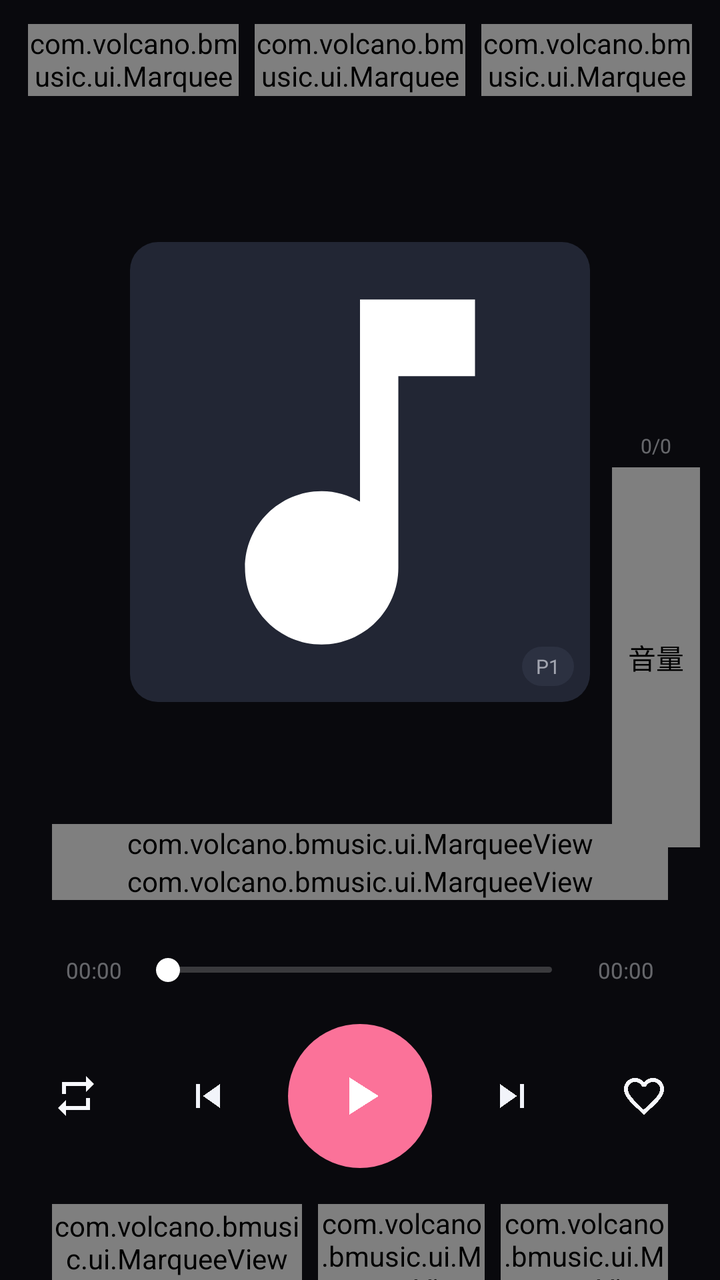
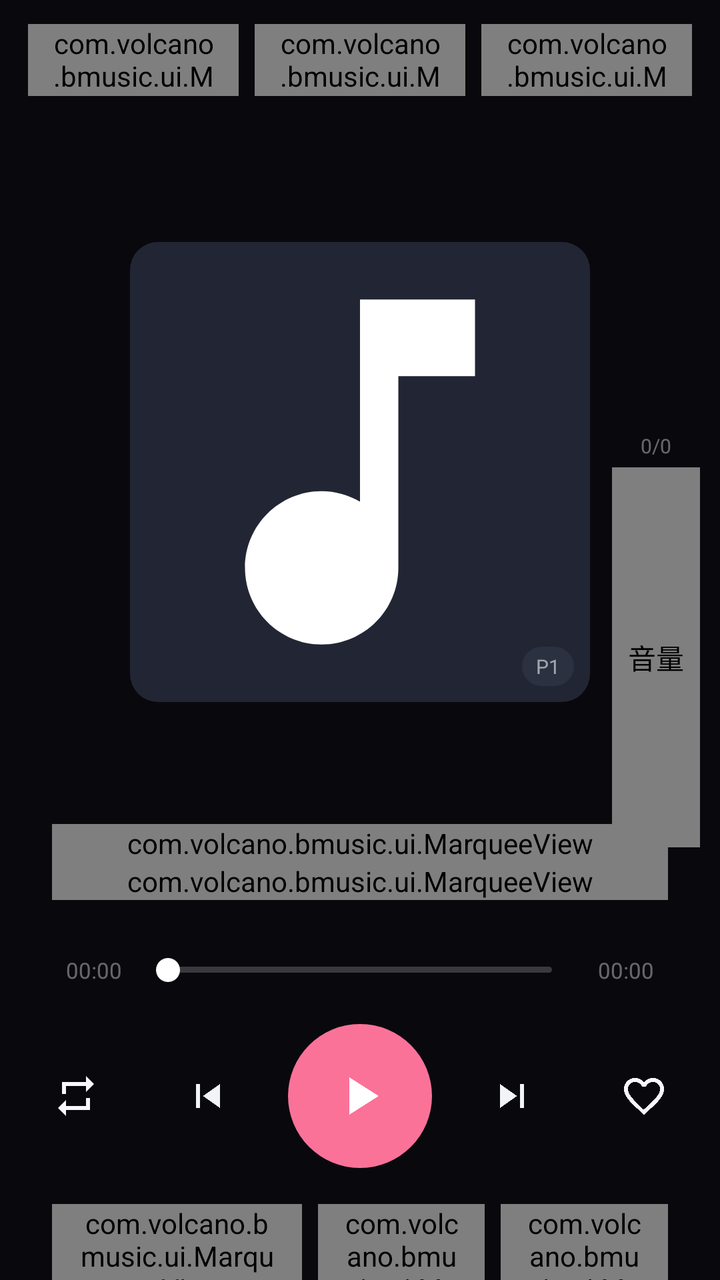

An Android layout rendered at two revisions. The XML below is the earlier revision; the diff shows what the commit changed to produce the second picture.
<!-- AndroidManifest.xml: activity theme AppTheme -->
<!-- res/layout/activity_player.xml -->
<?xml version="1.0" encoding="utf-8"?>
<FrameLayout xmlns:android="http://schemas.android.com/apk/res/android"
    android:layout_width="match_parent"
    android:layout_height="match_parent"
    android:background="@color/bg">

    <ImageView
        android:id="@+id/bg"
        android:layout_width="match_parent"
        android:layout_height="match_parent"
        android:scaleType="centerCrop" />

    <View
        android:layout_width="match_parent"
        android:layout_height="match_parent"
        android:background="#86000000" />

    <LinearLayout
        android:layout_width="match_parent"
        android:layout_height="match_parent"
        android:orientation="vertical">

        
        <LinearLayout
            android:id="@+id/row_top"
            android:layout_width="match_parent"
            android:layout_height="wrap_content"
            android:layout_marginLeft="14dp"
            android:layout_marginRight="14dp"
            android:layout_marginTop="12dp"
            android:gravity="center"
            android:orientation="horizontal">

            <com.volcano.bmusic.ui.MarqueeView
                android:id="@+id/back_box"
                android:layout_width="0dp"
                android:layout_height="36dp"
                android:layout_weight="1"
                android:background="@drawable/ripple_round"
                android:minWidth="0dp"
                android:scrollbars="none">

                <TextView
                    android:id="@+id/back"
                    android:drawableLeft="@drawable/ic_library"
                    android:drawablePadding="6dp"
                    android:drawableTint="@color/text_sub"
                    android:ellipsize="none"
                    android:gravity="center"
                    android:paddingLeft="14dp"
                    android:paddingRight="14dp"
                    android:singleLine="true"
                    android:text="曲库"
                    android:textAllCaps="false"
                    android:textColor="@color/text_sub"
                    android:textSize="12sp"
                    android:layout_width="wrap_content"
                    android:layout_height="wrap_content"
                    android:clickable="true" />
            </com.volcano.bmusic.ui.MarqueeView>

            <View
                android:layout_width="8dp"
                android:layout_height="1dp" />

            <com.volcano.bmusic.ui.MarqueeView
                android:id="@+id/btn_cache_box"
                android:layout_width="0dp"
                android:layout_height="36dp"
                android:layout_weight="1"
                android:background="@drawable/ripple_round"
                android:minWidth="0dp"
                android:scrollbars="none">

                <TextView
                    android:id="@+id/btn_cache"
                    android:drawableLeft="@drawable/ic_download"
                    android:drawablePadding="6dp"
                    android:drawableTint="@color/text_sub"
                    android:gravity="center"
                    android:paddingLeft="14dp"
                    android:paddingRight="14dp"
                    android:text="缓存到本地"
                    android:textAllCaps="false"
                    android:textColor="@color/text_sub"
                    android:textSize="12sp"
                    android:layout_width="wrap_content"
                    android:layout_height="wrap_content"
                    android:clickable="true" />
            </com.volcano.bmusic.ui.MarqueeView>

            <View
                android:layout_width="8dp"
                android:layout_height="1dp" />

            <com.volcano.bmusic.ui.MarqueeView
                android:id="@+id/btn_bili_box"
                android:layout_width="0dp"
                android:layout_height="36dp"
                android:layout_weight="1"
                android:background="@drawable/ripple_round"
                android:minWidth="0dp"
                android:scrollbars="none">

                <TextView
                    android:id="@+id/btn_bili"
                    android:drawableLeft="@drawable/ic_bili"
                    android:drawablePadding="6dp"
                    android:drawableTint="@color/text_sub"
                    android:gravity="center"
                    android:paddingLeft="14dp"
                    android:paddingRight="14dp"
                    android:text="返回 B 站"
                    android:textAllCaps="false"
                    android:textColor="@color/text_sub"
                    android:textSize="12sp"
                    android:layout_width="wrap_content"
                    android:layout_height="wrap_content"
                    android:clickable="true" />
            </com.volcano.bmusic.ui.MarqueeView>
        </LinearLayout>

        <View
            android:layout_width="match_parent"
            android:layout_height="0dp"
            android:layout_weight="0.6" />

        <FrameLayout
            android:id="@+id/art_box"
            android:layout_width="230dp"
            android:layout_height="230dp"
            android:layout_gravity="center_horizontal">

            <ImageView
                android:id="@+id/art"
                android:layout_width="match_parent"
                android:layout_height="match_parent"
                android:background="@drawable/shape_card"
                android:scaleType="centerCrop"
                android:src="@drawable/ic_music_note" />

            <TextView
                android:id="@+id/n_badge"
                android:layout_width="wrap_content"
                android:layout_height="wrap_content"
                android:layout_gravity="bottom|right"
                android:layout_margin="8dp"
                android:background="@drawable/shape_card2"
                android:paddingBottom="3dp"
                android:paddingLeft="7dp"
                android:paddingRight="7dp"
                android:paddingTop="3dp"
                android:text="P1"
                android:textColor="@color/text_sub"
                android:textSize="10sp" />
        </FrameLayout>

        <View
            android:layout_width="match_parent"
            android:layout_height="0dp"
            android:layout_weight="0.5" />

        <LinearLayout
            android:layout_width="match_parent"
            android:layout_height="wrap_content"
            android:gravity="center_horizontal"
            android:orientation="vertical"
            android:paddingLeft="26dp"
            android:paddingRight="26dp">

            <com.volcano.bmusic.ui.MarqueeView
                android:id="@+id/title_box"
                android:layout_width="match_parent"
                android:layout_height="wrap_content">

                <TextView
                    android:id="@+id/title"
                    android:layout_width="wrap_content"
                    android:layout_height="wrap_content"
                    android:layout_gravity="center_vertical"
                    android:text="未在播放"
                    android:textColor="@color/text"
                    android:textSize="18sp"
                    android:textStyle="bold" 
                android:singleLine="true" />
            </com.volcano.bmusic.ui.MarqueeView>

            <com.volcano.bmusic.ui.MarqueeView
                android:id="@+id/author_box"
                android:layout_width="match_parent"
                android:layout_height="wrap_content">

                <TextView
                    android:id="@+id/author"
                    android:layout_width="wrap_content"
                    android:layout_height="wrap_content"
                    android:layout_gravity="center_vertical"
                    android:text=""
                    android:textColor="@color/text_sub"
                    android:textSize="13sp" 
                android:singleLine="true" />
            </com.volcano.bmusic.ui.MarqueeView>

            <LinearLayout
                android:id="@+id/row_seek"
                android:layout_width="match_parent"
                android:layout_height="wrap_content"
                android:layout_marginTop="22dp"
                android:gravity="center_vertical"
                android:orientation="horizontal">

                <TextView
                    android:id="@+id/t_cur"
                    android:layout_width="42dp"
                    android:layout_height="wrap_content"
                    android:gravity="center"
                    android:text="00:00"
                    android:textColor="@color/text_dim"
                    android:textSize="11sp" />

                <SeekBar
                    android:id="@+id/seek"
                    android:layout_width="0dp"
                    android:layout_height="26dp"
                    android:layout_weight="1"
                    android:max="1000"
                    android:progressDrawable="@drawable/seek_gray"
                    android:splitTrack="false"
                    android:thumb="@drawable/seek_thumb" />

                <TextView
                    android:id="@+id/t_dur"
                    android:layout_width="42dp"
                    android:layout_height="wrap_content"
                    android:gravity="center"
                    android:text="00:00"
                    android:textColor="@color/text_dim"
                    android:textSize="11sp" />
            </LinearLayout>

            <LinearLayout
                android:id="@+id/row_ctrl"
                android:layout_width="match_parent"
                android:layout_height="wrap_content"
                android:layout_marginTop="14dp"
                android:gravity="center"
                android:orientation="horizontal">

                <ImageButton
                    android:id="@+id/btn_mode"
                    android:layout_width="48dp"
                    android:layout_height="48dp"
                    android:background="@null"
                    android:contentDescription="播放模式"
                    android:src="@drawable/ic_repeat"
                    android:tint="@color/text_sub" />

                <View
                    android:layout_width="16dp"
                    android:layout_height="1dp" />

                <ImageButton
                    android:id="@+id/btn_prev"
                    android:layout_width="52dp"
                    android:layout_height="52dp"
                    android:background="@null"
                    android:contentDescription="上一首"
                    android:src="@drawable/ic_prev"
                    android:tint="@color/text" />

                <ImageButton
                    android:id="@+id/btn_play"
                    android:layout_width="72dp"
                    android:layout_height="72dp"
                    android:layout_marginLeft="14dp"
                    android:layout_marginRight="14dp"
                    android:background="@drawable/circle_accent"
                    android:contentDescription="@string/play"
                    android:padding="20dp"
                    android:scaleType="fitCenter"
                    android:src="@drawable/ic_play"
                    android:tint="@color/white" />

                <ImageButton
                    android:id="@+id/btn_next"
                    android:layout_width="52dp"
                    android:layout_height="52dp"
                    android:background="@null"
                    android:contentDescription="下一首"
                    android:src="@drawable/ic_next"
                    android:tint="@color/text" />

                <View
                    android:layout_width="16dp"
                    android:layout_height="1dp" />

                <ImageButton
                    android:id="@+id/btn_fav"
                    android:layout_width="48dp"
                    android:layout_height="48dp"
                    android:background="@null"
                    android:contentDescription="收藏"
                    android:src="@drawable/ic_fav_border"
                    android:tint="@color/text_sub" />
            </LinearLayout>

            
            <LinearLayout
                android:id="@+id/row_bottom"
                android:layout_width="match_parent"
                android:layout_height="wrap_content"
                android:layout_marginTop="18dp"
                android:gravity="center"
                android:orientation="horizontal">

                <com.volcano.bmusic.ui.MarqueeView
                android:id="@+id/btn_queue_box"
                android:layout_width="0dp"
                android:layout_height="38dp"
                android:layout_weight="1.5"
                android:background="@drawable/ripple_round"
                android:minWidth="0dp"
                android:scrollbars="none">

                <TextView
                    android:id="@+id/btn_queue"
                    android:drawableLeft="@drawable/ic_queue"
                    android:drawablePadding="6dp"
                    android:drawableTint="@color/text_sub"
                    android:gravity="center"
                    android:paddingLeft="14dp"
                    android:paddingRight="14dp"
                    android:text="@string/current_queue"
                    android:textAllCaps="false"
                    android:textColor="@color/text_sub"
                    android:textSize="12sp"
                    android:layout_width="wrap_content"
                    android:layout_height="wrap_content"
                    android:clickable="true" />
            </com.volcano.bmusic.ui.MarqueeView>

                <View
                    android:layout_width="8dp"
                    android:layout_height="1dp" />

                <com.volcano.bmusic.ui.MarqueeView
                android:id="@+id/btn_add_pl_box"
                android:layout_width="0dp"
                android:layout_height="38dp"
                android:layout_weight="1"
                android:background="@drawable/ripple_round"
                android:minWidth="0dp"
                android:scrollbars="none">

                <TextView
                    android:id="@+id/btn_add_pl"
                    android:drawableLeft="@drawable/ic_add"
                    android:drawablePadding="6dp"
                    android:drawableTint="@color/text_sub"
                    android:gravity="center"
                    android:paddingLeft="14dp"
                    android:paddingRight="14dp"
                    android:text="加入歌单"
                    android:textAllCaps="false"
                    android:textColor="@color/text_sub"
                    android:textSize="12sp"
                    android:layout_width="wrap_content"
                    android:layout_height="wrap_content"
                    android:clickable="true" />
            </com.volcano.bmusic.ui.MarqueeView>

                <View
                    android:layout_width="8dp"
                    android:layout_height="1dp" />

                <com.volcano.bmusic.ui.MarqueeView
                android:id="@+id/btn_lyric_box"
                android:layout_width="0dp"
                android:layout_height="38dp"
                android:layout_weight="1"
                android:background="@drawable/ripple_round"
                android:minWidth="0dp"
                android:scrollbars="none">

                <TextView
                    android:id="@+id/btn_lyric"
                    android:drawableLeft="@drawable/ic_lyric"
                    android:drawablePadding="6dp"
                    android:drawableTint="@color/text_sub"
                    android:gravity="center"
                    android:paddingLeft="14dp"
                    android:paddingRight="14dp"
                    android:text="@string/lyrics"
                    android:textAllCaps="false"
                    android:textColor="@color/text_sub"
                    android:textSize="12sp"
                    android:layout_width="wrap_content"
                    android:layout_height="wrap_content"
                    android:clickable="true" />
            </com.volcano.bmusic.ui.MarqueeView>
            </LinearLayout>

            <TextView
                android:id="@+id/hint"
                android:layout_width="match_parent"
                android:layout_height="wrap_content"
                android:layout_marginBottom="18dp"
                android:layout_marginTop="10dp"
                android:gravity="center"
                android:text=""
                android:textColor="@color/text_dim"
                android:textSize="11sp"
                android:visibility="gone" />
        </LinearLayout>
    </LinearLayout>

    
    <FrameLayout
        android:layout_width="wrap_content"
        android:layout_height="wrap_content"
        android:layout_gravity="end|center_vertical"
        android:layout_marginEnd="10dp">

        <LinearLayout
            android:layout_width="wrap_content"
            android:layout_height="wrap_content"
            android:orientation="vertical"
            android:gravity="center_horizontal">

            <TextView
                android:id="@+id/vol_pct"
                android:layout_width="wrap_content"
                android:layout_height="wrap_content"
                android:text="0/0"
                android:textColor="@color/text_dim"
                android:textSize="10sp" />

            <com.volcano.bmusic.ui.VolumeBar
                android:id="@+id/vol_bar"
                android:layout_width="44dp"
                android:layout_height="190dp"
                android:layout_marginTop="4dp"
                android:contentDescription="@string/volume" />
        </LinearLayout>
    </FrameLayout>

    
    <FrameLayout
        android:id="@+id/lyric_panel"
        android:layout_width="match_parent"
        android:layout_height="match_parent"
        android:background="#E612141C"
        android:visibility="gone">

        <LinearLayout
            android:layout_width="match_parent"
            android:layout_height="match_parent"
            android:orientation="vertical"
            android:padding="18dp">

            <LinearLayout
                android:layout_width="match_parent"
                android:layout_height="wrap_content"
                android:orientation="horizontal"
                android:gravity="center_vertical">

                <TextView
                    android:layout_width="0dp"
                    android:layout_height="wrap_content"
                    android:layout_weight="1"
                    android:text="@string/lyric_panel_title"
                    android:textColor="@color/text"
                    android:textSize="16sp"
                    android:textStyle="bold" />

                <ImageButton
                    android:id="@+id/lyric_close"
                    android:layout_width="40dp"
                    android:layout_height="40dp"
                    android:background="@null"
                    android:src="@drawable/ic_close"
                    android:tint="@color/text_sub"
                    android:contentDescription="关闭" />
            </LinearLayout>

            <LinearLayout
                android:layout_width="match_parent"
                android:layout_height="wrap_content"
                android:layout_marginTop="10dp"
                android:orientation="horizontal">

                <EditText
                    android:id="@+id/lyric_query"
                    android:layout_width="0dp"
                    android:layout_height="38dp"
                    android:layout_weight="1"
                    android:background="@drawable/shape_card"
                    android:hint="@string/lyric_search_hint"
                    android:textColorHint="@color/text_dim"
                    android:imeOptions="actionSearch"
                    android:inputType="text"
                    android:paddingLeft="12dp"
                    android:paddingRight="12dp"
                    android:textColor="@color/text"
                    android:textSize="13sp" />

                <Button
                    android:id="@+id/lyric_search"
                    android:layout_width="wrap_content"
                    android:layout_height="38dp"
                    android:layout_marginLeft="8dp"
                    android:background="@drawable/ripple_round"
                    android:text="@string/search"
                    android:textAllCaps="false"
                    android:textColor="@color/text_sub"
                    android:textSize="12sp" />
            </LinearLayout>

            <TextView
                android:id="@+id/lyric_status"
                android:layout_width="match_parent"
                android:layout_height="wrap_content"
                android:layout_marginTop="6dp"
                android:gravity="center"
                android:textColor="@color/text_dim"
                android:textSize="11sp" />

            <ScrollView
                android:id="@+id/lyric_scroll"
                android:layout_width="match_parent"
                android:layout_height="0dp"
                android:layout_weight="1"
                android:layout_marginTop="8dp">

                <LinearLayout
                    android:id="@+id/lyric_lines"
                    android:layout_width="match_parent"
                    android:layout_height="wrap_content"
                    android:orientation="vertical"
                    android:paddingBottom="60dp" />
            </ScrollView>
        </LinearLayout>
    </FrameLayout>
</FrameLayout>
<!-- resources referenced by this layout -->
<resources>
  <color name="bg">#FF12141C</color>
  <color name="text">#FFF2F4FA</color>
  <color name="text_dim">#66F2F4FA</color>
  <color name="text_sub">#99F2F4FA</color>
  <color name="white">#FFFFFFFF</color>
  <!-- drawable circle_accent (drawable) -->
  <?xml version="1.0" encoding="utf-8"?>
  <shape xmlns:android="http://schemas.android.com/apk/res/android" android:shape="oval">
      <solid android:color="@color/pink" />
  </shape>
  <!-- drawable ic_add (drawable) -->
  <?xml version="1.0" encoding="utf-8"?>
  <vector xmlns:android="http://schemas.android.com/apk/res/android"
      android:width="24dp"
      android:height="24dp"
      android:viewportWidth="24.0"
      android:viewportHeight="24.0">
      <path
          android:fillColor="#FFFFFFFF"
          android:pathData="M19,13h-6v6h-2v-6H5v-2h6V5h2v6h6v2z" />
  </vector>
  <!-- drawable ic_download (drawable) -->
  <?xml version="1.0" encoding="utf-8"?>
  <vector xmlns:android="http://schemas.android.com/apk/res/android"
      android:width="24dp"
      android:height="24dp"
      android:viewportWidth="24.0"
      android:viewportHeight="24.0">
      <path
          android:fillColor="#FFFFFFFF"
          android:pathData="M19,9h-4V3H9v6H5l7,7 7,-7zM5,18v2h14v-2H5z" />
  </vector>
  <!-- drawable ic_next (drawable) -->
  <?xml version="1.0" encoding="utf-8"?>
  <vector xmlns:android="http://schemas.android.com/apk/res/android"
      android:width="24dp"
      android:height="24dp"
      android:viewportWidth="24.0"
      android:viewportHeight="24.0">
      <path
          android:fillColor="#FFFFFFFF"
          android:pathData="M6,18l8.5,-6L6,6v12zM16,6v12h2V6h-2z" />
  </vector>
  <!-- drawable ic_play (drawable) -->
  <?xml version="1.0" encoding="utf-8"?>
  <vector xmlns:android="http://schemas.android.com/apk/res/android"
      android:width="24dp"
      android:height="24dp"
      android:viewportWidth="24.0"
      android:viewportHeight="24.0">
      <path
          android:fillColor="#FFFFFFFF"
          android:pathData="M8,5v14l11,-7z" />
  </vector>
  <!-- drawable ic_prev (drawable) -->
  <?xml version="1.0" encoding="utf-8"?>
  <vector xmlns:android="http://schemas.android.com/apk/res/android"
      android:width="24dp"
      android:height="24dp"
      android:viewportWidth="24.0"
      android:viewportHeight="24.0">
      <path
          android:fillColor="#FFFFFFFF"
          android:pathData="M6,6h2v12H6zM9.5,12l8.5,6V6z" />
  </vector>
  <!-- drawable ripple_round (drawable) -->
  <?xml version="1.0" encoding="utf-8"?>
  <shape xmlns:android="http://schemas.android.com/apk/res/android" android:shape="rectangle">
      <solid android:color="#14FFFFFF" />
      <corners android:radius="24dp" />
  </shape>
  <!-- drawable seek_thumb (drawable) -->
  <?xml version="1.0" encoding="utf-8"?>
  <shape xmlns:android="http://schemas.android.com/apk/res/android" android:shape="oval">
      <size android:height="12dp" android:width="12dp" />
      <solid android:color="@color/white" />
  </shape>
  <!-- drawable shape_card (drawable) -->
  <?xml version="1.0" encoding="utf-8"?>
  <shape xmlns:android="http://schemas.android.com/apk/res/android" android:shape="rectangle">
      <solid android:color="@color/bg_card" />
      <corners android:radius="14dp" />
  </shape>
  <!-- drawable shape_card2 (drawable) -->
  <?xml version="1.0" encoding="utf-8"?>
  <shape xmlns:android="http://schemas.android.com/apk/res/android" android:shape="rectangle">
      <solid android:color="@color/bg_card_2" />
      <corners android:radius="10dp" />
  </shape>
  <string name="current_queue">播放队列</string>
  <string name="lyric_panel_title">歌词</string>
  <string name="lyric_search_hint">输入歌名 / 歌手，搜索歌词</string>
  <string name="lyrics">歌词</string>
  <string name="play">播放</string>
  <string name="search">搜索</string>
  <string name="volume">音量</string>
  <color name="pink">#FFFB7299</color>
  <color name="bg_card">#FF222634</color>
  <color name="bg_card_2">#FF2C3141</color>
  <color name="bg_soft">#FF1A1D28</color>
  <!-- unchanged entries left out for length: 10 -->
</resources>

<!-- the commit's change to res/layout/activity_player.xml (unified diff, before → after) -->
@@ -38,6 +38,8 @@
                 android:layout_weight="1"
                 android:background="@drawable/ripple_round"
                 android:minWidth="0dp"
+                android:paddingLeft="12dp"
+                android:paddingRight="12dp"
                 android:scrollbars="none">
 
                 <TextView
@@ -47,8 +49,6 @@
                     android:drawableTint="@color/text_sub"
                     android:ellipsize="none"
                     android:gravity="center"
-                    android:paddingLeft="14dp"
-                    android:paddingRight="14dp"
                     android:singleLine="true"
                     android:text="曲库"
                     android:textAllCaps="false"
@@ -70,6 +70,8 @@
                 android:layout_weight="1"
                 android:background="@drawable/ripple_round"
                 android:minWidth="0dp"
+                android:paddingLeft="12dp"
+                android:paddingRight="12dp"
                 android:scrollbars="none">
 
                 <TextView
@@ -78,8 +80,6 @@
                     android:drawablePadding="6dp"
                     android:drawableTint="@color/text_sub"
                     android:gravity="center"
-                    android:paddingLeft="14dp"
-                    android:paddingRight="14dp"
                     android:text="缓存到本地"
                     android:textAllCaps="false"
                     android:textColor="@color/text_sub"
@@ -100,6 +100,8 @@
                 android:layout_weight="1"
                 android:background="@drawable/ripple_round"
                 android:minWidth="0dp"
+                android:paddingLeft="12dp"
+                android:paddingRight="12dp"
                 android:scrollbars="none">
 
                 <TextView
@@ -108,8 +110,6 @@
                     android:drawablePadding="6dp"
                     android:drawableTint="@color/text_sub"
                     android:gravity="center"
-                    android:paddingLeft="14dp"
-                    android:paddingRight="14dp"
                     android:text="返回 B 站"
                     android:textAllCaps="false"
                     android:textColor="@color/text_sub"
@@ -320,6 +320,8 @@
                 android:layout_weight="1.5"
                 android:background="@drawable/ripple_round"
                 android:minWidth="0dp"
+                android:paddingLeft="12dp"
+                android:paddingRight="12dp"
                 android:scrollbars="none">
 
                 <TextView
@@ -328,8 +330,6 @@
                     android:drawablePadding="6dp"
                     android:drawableTint="@color/text_sub"
                     android:gravity="center"
-                    android:paddingLeft="14dp"
-                    android:paddingRight="14dp"
                     android:text="@string/current_queue"
                     android:textAllCaps="false"
                     android:textColor="@color/text_sub"
@@ -350,6 +350,8 @@
                 android:layout_weight="1"
                 android:background="@drawable/ripple_round"
                 android:minWidth="0dp"
+                android:paddingLeft="12dp"
+                android:paddingRight="12dp"
                 android:scrollbars="none">
 
                 <TextView
@@ -358,8 +360,6 @@
                     android:drawablePadding="6dp"
                     android:drawableTint="@color/text_sub"
                     android:gravity="center"
-                    android:paddingLeft="14dp"
-                    android:paddingRight="14dp"
                     android:text="加入歌单"
                     android:textAllCaps="false"
                     android:textColor="@color/text_sub"
@@ -380,6 +380,8 @@
                 android:layout_weight="1"
                 android:background="@drawable/ripple_round"
                 android:minWidth="0dp"
+                android:paddingLeft="12dp"
+                android:paddingRight="12dp"
                 android:scrollbars="none">
 
                 <TextView
@@ -388,8 +390,6 @@
                     android:drawablePadding="6dp"
                     android:drawableTint="@color/text_sub"
                     android:gravity="center"
-                    android:paddingLeft="14dp"
-                    android:paddingRight="14dp"
                     android:text="@string/lyrics"
                     android:textAllCaps="false"
                     android:textColor="@color/text_sub"
